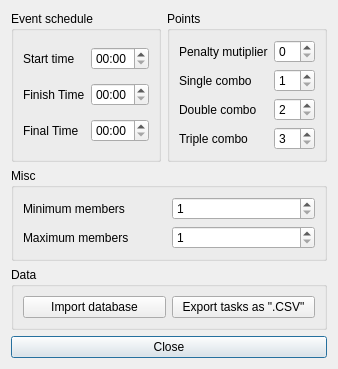
Above: gui_settings.ui from FrankMamuda/ketoevent before the change. Below: the same form after it.
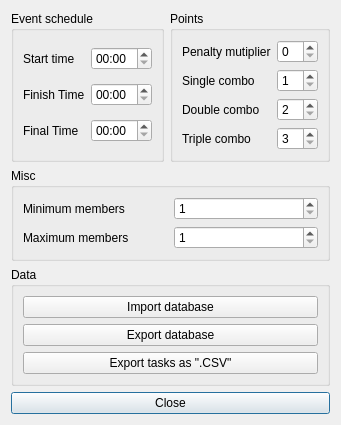
That is the form after the change. Icons and pictures are not drawn.

Commit message: db export, homepath for unix

The edit to the form file:
```diff
--- a/gui_settings.ui
+++ b/gui_settings.ui
@@ -6,8 +6,8 @@
    <rect>
     <x>0</x>
     <y>0</y>
-    <width>338</width>
-    <height>331</height>
+    <width>341</width>
+    <height>406</height>
    </rect>
   </property>
   <property name="windowTitle">
@@ -18,7 +18,7 @@
     <normaloff>:/icons/settings_48</normaloff>:/icons/settings_48</iconset>
   </property>
   <layout class="QGridLayout" name="gridLayout">
-   <item row="0" column="0">
+   <item row="0" column="0" colspan="2">
     <widget class="QGroupBox" name="groupTime">
      <property name="title">
       <string>Event schedule</string>
@@ -87,7 +87,7 @@
      </layout>
     </widget>
    </item>
-   <item row="0" column="1">
+   <item row="0" column="2">
     <widget class="QGroupBox" name="groupPoints">
      <property name="title">
       <string>Points</string>
@@ -161,7 +161,7 @@
      </layout>
     </widget>
    </item>
-   <item row="1" column="0" colspan="2">
+   <item row="1" column="0" colspan="3">
     <widget class="QGroupBox" name="groupMisc">
      <property name="title">
       <string>Misc</string>
@@ -204,12 +204,12 @@
      </layout>
     </widget>
    </item>
-   <item row="2" column="0" colspan="2">
+   <item row="2" column="0" rowspan="3" colspan="3">
     <widget class="QGroupBox" name="groupBox">
      <property name="title">
       <string>Data</string>
      </property>
-     <layout class="QHBoxLayout" name="horizontalLayout">
+     <layout class="QVBoxLayout" name="verticalLayout">
       <item>
        <widget class="QPushButton" name="buttonImport">
         <property name="toolTip">
@@ -224,6 +224,20 @@
         </property>
        </widget>
       </item>
+      <item>
+       <widget class="QPushButton" name="buttonExport">
+        <property name="toolTip">
+         <string>Make a copy of the current database</string>
+        </property>
+        <property name="text">
+         <string>Export database</string>
+        </property>
+        <property name="icon">
+         <iconset resource="resources.qrc">
+          <normaloff>:/icons/export_16</normaloff>:/icons/export_16</iconset>
+        </property>
+       </widget>
+      </item>
       <item>
        <widget class="QPushButton" name="buttonExportCSV">
         <property name="toolTip">
@@ -244,7 +258,7 @@
      <zorder>buttonImport</zorder>
     </widget>
    </item>
-   <item row="3" column="0" colspan="2">
+   <item row="5" column="0" colspan="3">
     <widget class="QPushButton" name="closeButton">
      <property name="toolTip">
       <string>Close settings dialog</string>
```
Left out of the diff: 3 changed lines with no effect on the pictures. The commit also changes 7 other files.
